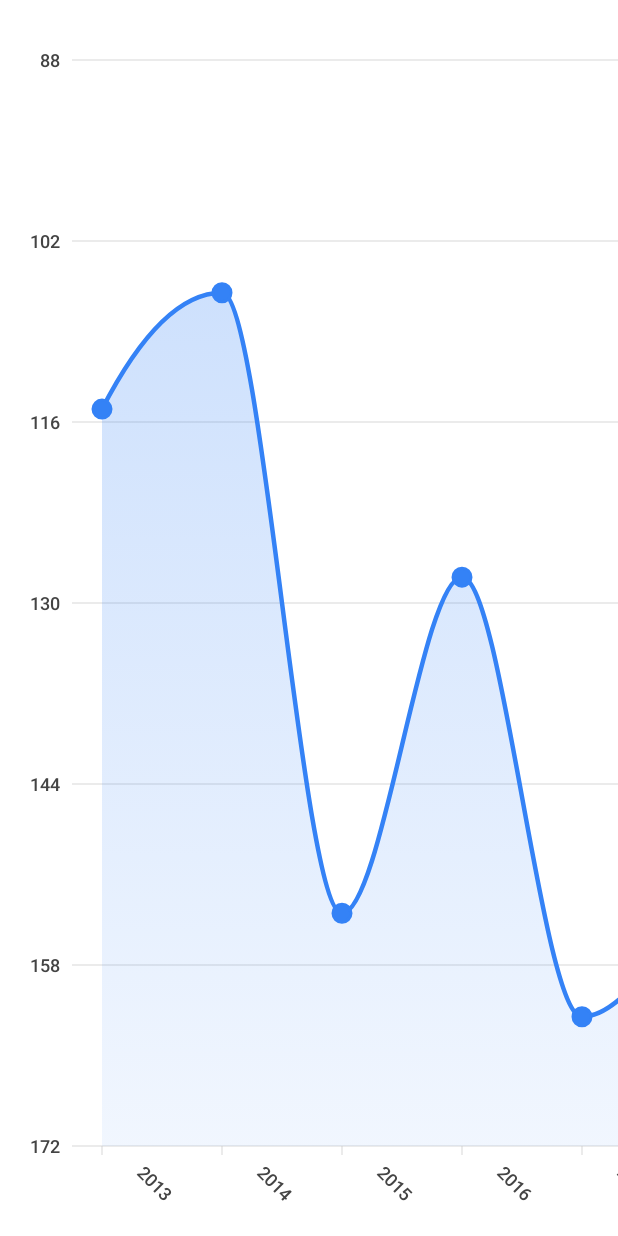
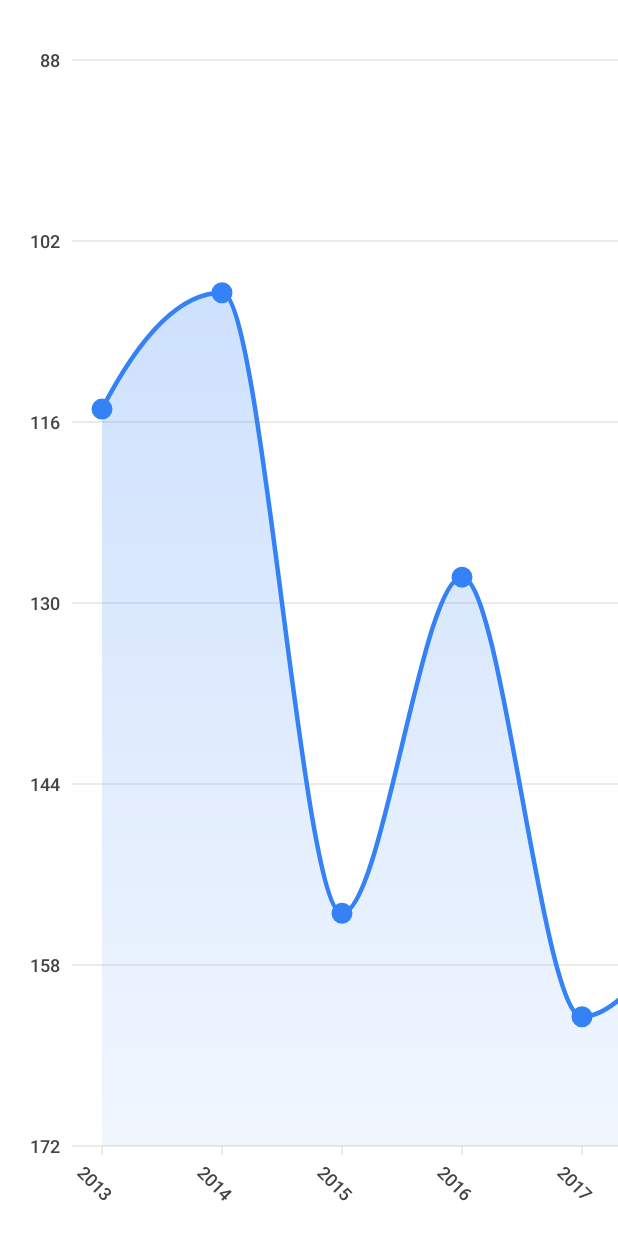
Before and after one commit to krotghar/Chart, an Android app built with Jetpack Compose: the screen it shows after launch (MainActivity), on a phone screen of 412 x 824 dp. Run offline under Robolectric (Android 15) with nearby library versions, the phone set to English and light mode, and no system bars.

Commit message:
Update dependencies to latest stable, fix chart edge cases and add unit tests

```diff
--- a/app/src/main/java/com/example/chart/MainActivity.kt
+++ b/app/src/main/java/com/example/chart/MainActivity.kt
@@ -7,19 +7,13 @@ import androidx.activity.enableEdgeToEdge
 import androidx.compose.foundation.layout.Box
 import androidx.compose.foundation.layout.fillMaxSize
 import androidx.compose.foundation.layout.safeContentPadding
-import androidx.compose.material3.Text
-import androidx.compose.runtime.Composable
 import androidx.compose.ui.Modifier
-import androidx.compose.ui.tooling.preview.Preview
 import com.example.chart.ui.Chart
 import com.example.chart.ui.ChartPointUiModel
 import com.example.chart.ui.theme.ChartTheme
-import kotlinx.collections.immutable.toImmutableList
+import kotlinx.collections.immutable.persistentListOf
 
-class MainActivity : ComponentActivity() {
-    override fun onCreate(savedInstanceState: Bundle?) {
-        super.onCreate(savedInstanceState)
-        val samplePoints = listOf(
+private val SamplePoints = persistentListOf(
     ChartPointUiModel(2013, 115),
     ChartPointUiModel(2014, 106),
     ChartPointUiModel(2015, 154),
@@ -32,6 +26,10 @@ class MainActivity : ComponentActivity() {
     ChartPointUiModel(2022, 105),
     ChartPointUiModel(2023, 88)
 )
+
+class MainActivity : ComponentActivity() {
+    override fun onCreate(savedInstanceState: Bundle?) {
+        super.onCreate(savedInstanceState)
         enableEdgeToEdge()
         setContent {
             ChartTheme {
@@ -40,27 +38,9 @@ class MainActivity : ComponentActivity() {
                         .safeContentPadding()
                         .fillMaxSize()
                 ) {
-                    Chart(
-                        points = samplePoints.toImmutableList()
-                    )
+                    Chart(points = SamplePoints)
                 }
             }
         }
     }
 }
-
-@Composable
-fun Greeting(name: String, modifier: Modifier = Modifier) {
-    Text(
-        text = "Hello $name!",
-        modifier = modifier
-    )
-}
-
-@Preview(showBackground = true)
-@Composable
-fun GreetingPreview() {
-    ChartTheme {
-        Greeting("Android")
-    }
-}
--- a/app/src/main/java/com/example/chart/ui/Chart.kt
+++ b/app/src/main/java/com/example/chart/ui/Chart.kt
@@ -1,6 +1,5 @@
 package com.example.chart.ui
 
-import android.annotation.SuppressLint
 import androidx.compose.foundation.Canvas
 import androidx.compose.foundation.background
 import androidx.compose.foundation.gestures.calculateZoom
@@ -10,7 +9,6 @@ import androidx.compose.foundation.layout.BoxWithConstraints
 import androidx.compose.foundation.layout.Column
 import androidx.compose.foundation.layout.Row
 import androidx.compose.foundation.layout.fillMaxHeight
-import androidx.compose.foundation.layout.fillMaxSize
 import androidx.compose.foundation.layout.fillMaxWidth
 import androidx.compose.foundation.layout.height
 import androidx.compose.foundation.layout.padding
@@ -18,13 +16,16 @@ import androidx.compose.foundation.layout.width
 import androidx.compose.foundation.rememberScrollState
 import androidx.compose.material3.MaterialTheme
 import androidx.compose.runtime.Composable
+import androidx.compose.runtime.LaunchedEffect
 import androidx.compose.runtime.Stable
 import androidx.compose.runtime.getValue
 import androidx.compose.runtime.mutableFloatStateOf
 import androidx.compose.runtime.mutableStateOf
 import androidx.compose.runtime.remember
+import androidx.compose.runtime.rememberUpdatedState
 import androidx.compose.runtime.setValue
 import androidx.compose.ui.Modifier
+import androidx.compose.ui.geometry.CornerRadius
 import androidx.compose.ui.geometry.Offset
 import androidx.compose.ui.geometry.Size
 import androidx.compose.ui.graphics.Brush
@@ -37,6 +38,8 @@ import androidx.compose.ui.graphics.drawscope.Stroke
 import androidx.compose.ui.graphics.drawscope.rotate
 import androidx.compose.ui.input.pointer.PointerEventPass
 import androidx.compose.ui.input.pointer.pointerInput
+import androidx.compose.ui.semantics.contentDescription
+import androidx.compose.ui.semantics.semantics
 import androidx.compose.ui.text.AnnotatedString
 import androidx.compose.ui.text.TextStyle
 import androidx.compose.ui.text.drawText
@@ -49,12 +52,14 @@ import androidx.compose.ui.unit.sp
 import androidx.compose.ui.unit.times
 import kotlinx.collections.immutable.ImmutableList
 import kotlinx.collections.immutable.toImmutableList
-import kotlin.math.abs
-import kotlin.math.sign
+
+private val DefaultChartHeight = 300.dp
+private val ChartStartOffset = 20.dp
+private val XLabelTopOffset = 20.dp
 
 @Preview(showBackground = true, heightDp = 400)
 @Composable
-fun ChartPreview() {
+private fun ChartPreview() {
     val samplePoints = listOf(
         ChartPointUiModel(2013, 115),
         ChartPointUiModel(2014, 106),
@@ -115,7 +120,7 @@ data class ChartStyle(
     val chartPaddingTop: Dp = 40.dp,
     val tooltipColor: Color = Color(0xFFE3F2FD),
     val tooltipTextColor: Color = Color(0xFF1976D2),
-    val backGroundColor: Color = Color.White,
+    val backgroundColor: Color = Color.White,
     val isZoomEnabled: Boolean = false
 ) {
     companion object {
@@ -123,44 +128,69 @@ data class ChartStyle(
     }
 }
 
-@SuppressLint("UnusedBoxWithConstraintsScope")
 @Composable
 fun Chart(
     points: ImmutableList<ChartPointUiModel>,
     modifier: Modifier = Modifier,
     style: ChartStyle = ChartStyle.Default,
+    contentDescription: String? = null,
     onPointSelected: (ChartPointUiModel?) -> Unit = {}
 ) {
-    if (points.isEmpty()) return
+    if (points.isEmpty()) {
+        BoxWithConstraints(
+            modifier = modifier
+                .fillMaxWidth()
+                .background(style.backgroundColor)
+                .semantics { contentDescription?.let { this.contentDescription = it } }
+        ) {
+            val totalHeight = if (constraints.hasBoundedHeight) maxHeight else DefaultChartHeight
+            Box(modifier = Modifier.fillMaxWidth().height(totalHeight))
+        }
+        return
+    }
 
     val scrollState = rememberScrollState()
     var selectedIndex by remember { mutableStateOf<Int?>(null) }
     var zoomScale by remember { mutableFloatStateOf(1f) }
     val textMeasurer = rememberTextMeasurer()
+    val currentOnPointSelected by rememberUpdatedState(onPointSelected)
 
-    val minY = points.minOf { it.y }
-    val maxY = points.maxOf { it.y }
-
-    val yRange = (maxY - minY).coerceAtLeast(1)
-    val yStep = (yRange / 5).coerceAtLeast(1)
-    val yLabels = (minY..maxY step yStep).toList().let {
-        if (it.last() < maxY) it + (it.last() + yStep) else it
+    LaunchedEffect(points) {
+        if (selectedIndex != null) {
+            selectedIndex = null
+            currentOnPointSelected(null)
+        }
     }
 
+    LaunchedEffect(style.isZoomEnabled) {
+        if (!style.isZoomEnabled) zoomScale = 1f
+    }
+
+    val yLabels = remember(points) { yAxisLabels(points.minOf { it.y }, points.maxOf { it.y }) }
     val actualMinY = yLabels.first()
-    val actualMaxY = yLabels.last()
-    val actualYRange = (actualMaxY - actualMinY).toFloat().coerceAtLeast(1f)
+    val actualYRange = (yLabels.last() - actualMinY).toFloat().coerceAtLeast(1f)
+
+    val yLabelLayouts = remember(yLabels, style.labelTextStyle, textMeasurer) {
+        yLabels.map { textMeasurer.measure(text = AnnotatedString(it.toString()), style = style.labelTextStyle) }
+    }
+    val xLabelLayouts = remember(points, style.labelTextStyle, textMeasurer) {
+        points.map { textMeasurer.measure(text = AnnotatedString(it.x.toString()), style = style.labelTextStyle) }
+    }
 
     BoxWithConstraints(
         modifier = modifier
             .fillMaxWidth()
-            .background(Color.White)
+            .background(style.backgroundColor)
+            .semantics {
+                this.contentDescription = contentDescription
+                    ?: points.joinToString(separator = ", ") { "${it.x}: ${it.y}" }
+            }
     ) {
-        val totalHeight = maxHeight
-        val chartHeight = totalHeight - style.xAxisHeight - style.chartPaddingTop
+        val totalHeight = if (constraints.hasBoundedHeight) maxHeight else DefaultChartHeight
+        val chartHeight = (totalHeight - style.xAxisHeight - style.chartPaddingTop).coerceAtLeast(0.dp)
         val viewportWidth = maxWidth - style.yAxisWidth
 
-        Row(modifier = Modifier.fillMaxSize()) {
+        Row(modifier = Modifier.fillMaxWidth().height(totalHeight)) {
             // Y-Axis Labels
             Canvas(
                 modifier = Modifier
@@ -170,13 +200,9 @@ fun Chart(
                 val heightPx = chartHeight.toPx()
                 val paddingTopPx = style.chartPaddingTop.toPx()
 
-                yLabels.forEach { rank ->
+                yLabels.forEachIndexed { index, rank ->
                     val y = paddingTopPx + ((rank - actualMinY) / actualYRange) * heightPx
-                    val text = rank.toString()
-                    val textResult = textMeasurer.measure(
-                        text = AnnotatedString(text),
-                        style = style.labelTextStyle
-                    )
+                    val textResult = yLabelLayouts[index]
 
                     drawText(
                         textLayoutResult = textResult,
@@ -209,7 +235,7 @@ fun Chart(
                         }
                     }
                     .horizontalScroll(scrollState)
-                    .pointerInput(points, zoomScale) {
+                    .pointerInput(points, style.pointSpacing) {
                         awaitPointerEventScope {
                             while (true) {
                                 val event = awaitPointerEvent(PointerEventPass.Initial)
@@ -217,30 +243,32 @@ fun Chart(
 
                                 if (pressedChanges.size == 1) {
                                     val change = pressedChanges[0]
-                                    val spacingPx = scaledSpacing.toPx()
-                                    val startOffsetPx = 20.dp.toPx()
+                                    val spacingPx = (style.pointSpacing * zoomScale).toPx().coerceAtLeast(1f)
 
                                     // Touch position is already relative to the scrolled content
-                                    val touchX = change.position.x
-                                    val index = ((touchX - startOffsetPx) / spacingPx + 0.5f).toInt()
-                                        .coerceIn(points.indices)
+                                    val index = nearestPointIndex(
+                                        touchX = change.position.x,
+                                        startOffsetPx = ChartStartOffset.toPx(),
+                                        spacingPx = spacingPx,
+                                        pointCount = points.size
+                                    )
 
                                     if (selectedIndex != index) {
                                         selectedIndex = index
-                                        onPointSelected(points[index])
+                                        currentOnPointSelected(points[index])
                                     }
                                 } else {
                                     // No fingers or multiple fingers (zoom)
                                     if (selectedIndex != null) {
                                         selectedIndex = null
-                                        onPointSelected(null)
+                                        currentOnPointSelected(null)
                                     }
                                 }
                             }
                         }
                     }
             ) {
-                val chartWidth = points.size * scaledSpacing + 60.dp // ensure space for trailing tick and centered labels
+                val chartWidth = points.size * scaledSpacing + 60.dp // start offset plus room for the last rotated label
 
                 Canvas(
                     modifier = Modifier
@@ -249,8 +277,9 @@ fun Chart(
                 ) {
                     val widthPx = chartWidth.toPx()
                     val heightPx = chartHeight.toPx()
-                    val spacingPx = scaledSpacing.toPx()
+                    val spacingPx = scaledSpacing.toPx().coerceAtLeast(1f)
                     val paddingTopPx = style.chartPaddingTop.toPx()
+                    val startOffsetPx = ChartStartOffset.toPx()
 
                     // Draw Grid Lines
                     yLabels.forEach { rank ->
@@ -265,7 +294,7 @@ fun Chart(
 
                     // Prepare Points
                     val canvasPoints = points.mapIndexed { index, model ->
-                        val x = index * spacingPx + 20.dp.toPx() // start offset
+                        val x = index * spacingPx + startOffsetPx
                         // Inverted Y-Axis: min rank at top (0% of height), max rank at bottom (100% of height)
                         val y = paddingTopPx + ((model.y - actualMinY) / actualYRange) * heightPx
                         Offset(x, y)
@@ -296,9 +325,9 @@ fun Chart(
                         )
                     }
 
-                    // Draw X-Axis Ticks (including trailing tick)
-                    for (i in 0..points.size) {
-                        val x = i * spacingPx + 20.dp.toPx()
+                    // Draw X-Axis Ticks (one per point)
+                    for (i in points.indices) {
+                        val x = i * spacingPx + startOffsetPx
                         val tickHeight = 6.dp.toPx()
                         drawLine(
                             color = style.gridColor,
@@ -308,22 +337,17 @@ fun Chart(
                         )
                     }
 
-                    // Draw X-Axis Labels (centered between ticks)
-                    points.forEachIndexed { index, model ->
-                        val x = index * spacingPx + 20.dp.toPx()
-                        val centerX = x + spacingPx / 2f
-                        val text = model.x.toString()
-                        val textResult = textMeasurer.measure(
-                            text = AnnotatedString(text),
-                            style = style.labelTextStyle
-                        )
+                    // Draw X-Axis Labels (centered under points)
+                    val xLabelTop = paddingTopPx + heightPx + XLabelTopOffset.toPx()
+                    xLabelLayouts.forEachIndexed { index, textResult ->
+                        val centerX = index * spacingPx + startOffsetPx
 
-                        rotate(degrees = 45f, pivot = Offset(centerX, paddingTopPx + heightPx + 20.dp.toPx())) {
+                        rotate(degrees = 45f, pivot = Offset(centerX, xLabelTop)) {
                             drawText(
                                 textLayoutResult = textResult,
                                 topLeft = Offset(
                                     centerX - textResult.size.width / 2f,
-                                    paddingTopPx + heightPx + 20.dp.toPx()
+                                    xLabelTop
                                 )
                             )
                         }
@@ -364,7 +388,7 @@ fun Chart(
                     }
 
                     // Draw Guideline and Tooltip if selected
-                    selectedIndex?.let { index ->
+                    selectedIndex?.takeIf { it in canvasPoints.indices }?.let { index ->
                         val cp = canvasPoints[index]
                         val model = points[index]
 
@@ -397,16 +421,15 @@ fun Chart(
                         val scrollOffsetPx = scrollState.value.toFloat()
 
                         // Constrain tooltip X to be within the visible viewport
-                        val tooltipLeft = (cp.x - tooltipWidth / 2f).coerceIn(
-                            scrollOffsetPx + 4.dp.toPx(),
-                            scrollOffsetPx + viewportWidthPx - tooltipWidth - 4.dp.toPx()
-                        )
+                        val minLeft = scrollOffsetPx + 4.dp.toPx()
+                        val maxLeft = maxOf(minLeft, scrollOffsetPx + viewportWidthPx - tooltipWidth - 4.dp.toPx())
+                        val tooltipLeft = (cp.x - tooltipWidth / 2f).coerceIn(minLeft, maxLeft)
 
                         drawRoundRect(
                             color = style.tooltipColor,
                             topLeft = Offset(tooltipLeft, tooltipTop),
                             size = Size(tooltipWidth, tooltipHeight),
-                            cornerRadius = androidx.compose.ui.geometry.CornerRadius(4.dp.toPx())
+                            cornerRadius = CornerRadius(4.dp.toPx())
                         )
 
                         drawText(
@@ -433,41 +456,14 @@ private fun createMonotoneCubicPath(canvasPoints: List<Offset>): Path {
     val n = canvasPoints.size
     if (n < 2) return Path()
 
-    val m = FloatArray(n - 1)
-    val h = FloatArray(n - 1)
-    for (i in 0 until n - 1) {
-        h[i] = canvasPoints[i + 1].x - canvasPoints[i].x
-        m[i] = (canvasPoints[i + 1].y - canvasPoints[i].y) / h[i]
-    }
-
-    val d = FloatArray(n)
-    for (i in 1 until n - 1) {
-        if (m[i - 1] * m[i] <= 0f) {
-            d[i] = 0f
-        } else {
-            // Weighted average for tangents
-            val p = (m[i - 1] * h[i] + m[i] * h[i - 1]) / (h[i - 1] + h[i])
-            d[i] = sign(m[i]) * minOf(2 * abs(m[i - 1]), 2 * abs(m[i]), abs(p))
-        }
-    }
-
-    // Boundary conditions (Steffen's)
-    if (n > 2) {
-        // First point
-        val p0 = m[0] * (1f + h[0] / (h[0] + h[1])) - m[1] * h[0] / (h[0] + h[1])
-        d[0] = if (p0 * m[0] <= 0f) 0f else sign(m[0]) * minOf(abs(p0), 2 * abs(m[0]))
-        // Last point
-        val pn = m[n - 2] * (1f + h[n - 2] / (h[n - 2] + h[n - 3])) - m[n - 3] * h[n - 2] / (h[n - 2] + h[n - 3])
-        d[n - 1] = if (pn * m[n - 2] <= 0f) 0f else sign(m[n - 2]) * minOf(abs(pn), 2 * abs(m[n - 2]))
-    } else {
-        d[0] = m[0]
-        d[1] = m[0]
-    }
+    val xs = FloatArray(n) { canvasPoints[it].x }
+    val ys = FloatArray(n) { canvasPoints[it].y }
+    val d = monotoneCubicTangents(xs, ys)
 
     return Path().apply {
         moveTo(canvasPoints[0].x, canvasPoints[0].y)
         for (i in 0 until n - 1) {
-            val dx = h[i]
+            val dx = xs[i + 1] - xs[i]
             // Cubic Bézier control points derived from tangents
             val cp1x = canvasPoints[i].x + dx / 3f
             val cp1y = canvasPoints[i].y + (dx * d[i]) / 3f
--- /dev/null
+++ b/app/src/main/java/com/example/chart/ui/ChartMath.kt
@@ -0,0 +1,60 @@
+package com.example.chart.ui
+
+import kotlin.math.abs
+import kotlin.math.sign
+
+internal fun monotoneCubicTangents(xs: FloatArray, ys: FloatArray): FloatArray {
+    require(xs.size == ys.size)
+    val n = xs.size
+    if (n < 2) return FloatArray(n)
+
+    val m = FloatArray(n - 1)
+    val h = FloatArray(n - 1)
+    for (i in 0 until n - 1) {
+        h[i] = xs[i + 1] - xs[i]
+        m[i] = (ys[i + 1] - ys[i]) / h[i]
+    }
+
+    val d = FloatArray(n)
+    for (i in 1 until n - 1) {
+        if (m[i - 1] * m[i] <= 0f) {
+            d[i] = 0f
+        } else {
+            // Weighted average for tangents
+            val p = (m[i - 1] * h[i] + m[i] * h[i - 1]) / (h[i - 1] + h[i])
+            d[i] = sign(m[i]) * minOf(2 * abs(m[i - 1]), 2 * abs(m[i]), abs(p))
+        }
+    }
+
+    // Boundary conditions (Steffen's)
+    if (n > 2) {
+        // First point
+        val p0 = m[0] * (1f + h[0] / (h[0] + h[1])) - m[1] * h[0] / (h[0] + h[1])
+        d[0] = if (p0 * m[0] <= 0f) 0f else sign(m[0]) * minOf(abs(p0), 2 * abs(m[0]))
+        // Last point
+        val pn = m[n - 2] * (1f + h[n - 2] / (h[n - 2] + h[n - 3])) - m[n - 3] * h[n - 2] / (h[n - 2] + h[n - 3])
+        d[n - 1] = if (pn * m[n - 2] <= 0f) 0f else sign(m[n - 2]) * minOf(abs(pn), 2 * abs(m[n - 2]))
+    } else {
+        d[0] = m[0]
+        d[1] = m[0]
+    }
+
+    return d
+}
+
+internal fun yAxisLabels(minY: Int, maxY: Int): List<Int> {
+    if (minY == maxY) return listOf(minY - 1, minY, minY + 1)
+
+    val yRange = (maxY - minY).coerceAtLeast(1)
+    val yStep = (yRange / 5).coerceAtLeast(1)
+    return (minY..maxY step yStep).toList().let {
+        if (it.last() < maxY) it + (it.last() + yStep) else it
+    }
+}
+
+internal fun nearestPointIndex(
+    touchX: Float,
+    startOffsetPx: Float,
+    spacingPx: Float,
+    pointCount: Int
+): Int = ((touchX - startOffsetPx) / spacingPx + 0.5f).toInt().coerceIn(0, pointCount - 1)
--- a/app/src/main/java/com/example/chart/ui/theme/Theme.kt
+++ b/app/src/main/java/com/example/chart/ui/theme/Theme.kt
@@ -21,16 +21,6 @@ private val LightColorScheme = lightColorScheme(
     primary = Purple40,
     secondary = PurpleGrey40,
     tertiary = Pink40
-
-    /* Other default colors to override
-    background = Color(0xFFFFFBFE),
-    surface = Color(0xFFFFFBFE),
-    onPrimary = Color.White,
-    onSecondary = Color.White,
-    onTertiary = Color.White,
-    onBackground = Color(0xFF1C1B1F),
-    onSurface = Color(0xFF1C1B1F),
-    */
 )
 
 @Composable
--- a/app/src/main/java/com/example/chart/ui/theme/Type.kt
+++ b/app/src/main/java/com/example/chart/ui/theme/Type.kt
@@ -15,20 +15,4 @@ val Typography = Typography(
         lineHeight = 24.sp,
         letterSpacing = 0.5.sp
     )
-    /* Other default text styles to override
-    titleLarge = TextStyle(
-        fontFamily = FontFamily.Default,
-        fontWeight = FontWeight.Normal,
-        fontSize = 22.sp,
-        lineHeight = 28.sp,
-        letterSpacing = 0.sp
-    ),
-    labelSmall = TextStyle(
-        fontFamily = FontFamily.Default,
-        fontWeight = FontWeight.Medium,
-        fontSize = 11.sp,
-        lineHeight = 16.sp,
-        letterSpacing = 0.5.sp
-    )
-    */
 )
```
Also changed, not shown: app/build.gradle.kts (+2 -5 lines), app/src/main/res/values/colors.xml (deleted, +0 -10 lines), gradle/libs.versions.toml (+6 -7 lines), gradle/wrapper/gradle-wrapper.properties, 9 other files. Lines whose indentation alone changed are shown as unchanged.
